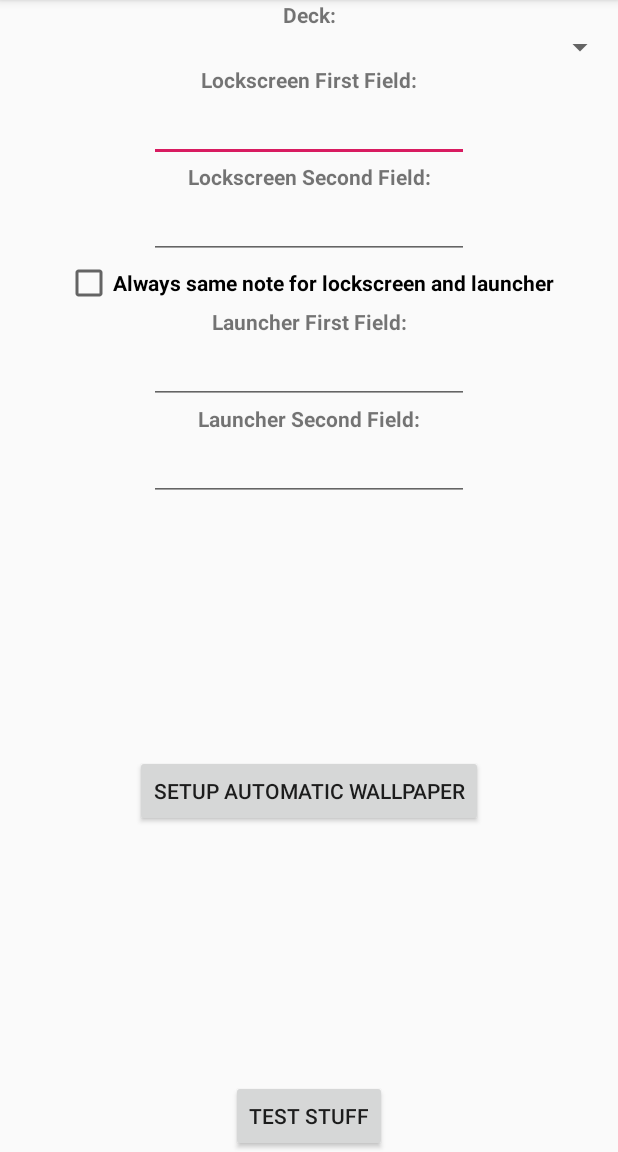
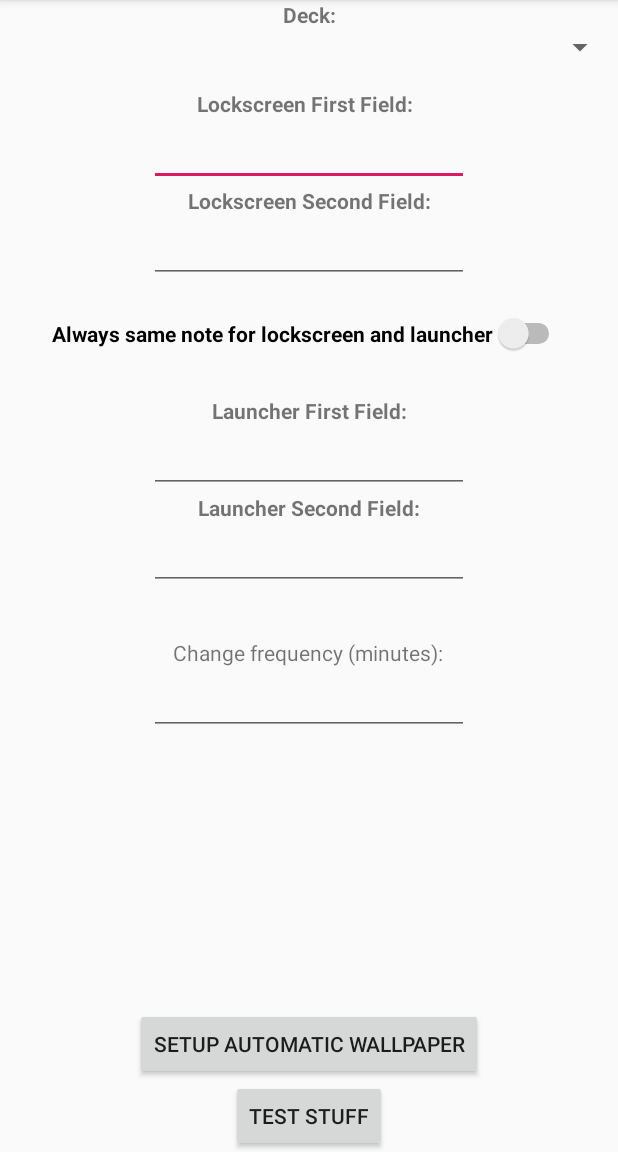
Before and after one commit to evanbattaglia/jide, an Android app: the screen it shows after launch (MainActivity), on a phone screen of 412 x 824 dp, the part 84-1236 px from its top. Run offline under Robolectric (Android 15) with nearby library versions, the phone set to English and light mode, and no system bars; libraries missing offline, so code that uses them is left out: com.ichi2.anki.

Commit message:
wallpaper frequency config

```diff
--- a/app/src/main/res/layout/activity_main.xml
+++ b/app/src/main/res/layout/activity_main.xml
@@ -29,12 +29,13 @@
         android:id="@+id/wallpaper_lockscreen_firstfield_label"
         android:layout_width="wrap_content"
         android:layout_height="wrap_content"
+        android:layout_marginTop="16dp"
         android:text="@string/wallpaper_lockscreen_firstfield"
         android:textStyle="bold"
         app:layout_constraintEnd_toEndOf="parent"
+        app:layout_constraintHorizontal_bias="0.49"
         app:layout_constraintStart_toStartOf="parent"
-        app:layout_constraintTop_toBottomOf="@+id/wallpaper_deck_spinner"
-        tools:layout_editor_absoluteX="63dp" />
+        app:layout_constraintTop_toBottomOf="@+id/wallpaper_deck_spinner" />
 
     <EditText
         android:id="@+id/wallpaper_lockscreen_firstfield"
@@ -69,27 +70,29 @@
         app:layout_constraintTop_toBottomOf="@+id/wallpaper_lockscreen_secondfield_label"
         tools:layout_editor_absoluteX="90dp" />
 
-    <CheckBox
+    <Switch
         android:id="@+id/wallpaper_same_lockscreen_launcher_checkbox"
         android:layout_width="wrap_content"
         android:layout_height="wrap_content"
+        android:layout_marginTop="20dp"
         android:text="@string/wallpaper_same_lockscreen_launcher"
         android:textStyle="bold"
         app:layout_constraintEnd_toEndOf="parent"
+        app:layout_constraintHorizontal_bias="0.493"
         app:layout_constraintStart_toStartOf="parent"
-        app:layout_constraintTop_toBottomOf="@+id/wallpaper_lockscreen_secondfield"
-        tools:layout_editor_absoluteX="146dp" />
+        app:layout_constraintTop_toBottomOf="@+id/wallpaper_lockscreen_secondfield" />
 
     <TextView
         android:id="@+id/wallpaper_launcher_firstfield_label"
         android:layout_width="wrap_content"
         android:layout_height="wrap_content"
+        android:layout_marginTop="28dp"
         android:text="@string/wallpaper_launcher_firstfield"
         android:textStyle="bold"
         app:layout_constraintEnd_toEndOf="parent"
+        app:layout_constraintHorizontal_bias="0.501"
         app:layout_constraintStart_toStartOf="parent"
-        app:layout_constraintTop_toBottomOf="@+id/wallpaper_same_lockscreen_launcher_checkbox"
-        tools:layout_editor_absoluteX="164dp" />
+        app:layout_constraintTop_toBottomOf="@+id/wallpaper_same_lockscreen_launcher_checkbox" />
 
     <EditText
         android:id="@+id/wallpaper_launcher_firstfield"
@@ -118,22 +121,20 @@
         android:layout_width="wrap_content"
         android:layout_height="wrap_content"
         android:ems="10"
-        tools:text="launcher second field"
         app:layout_constraintEnd_toEndOf="parent"
         app:layout_constraintStart_toStartOf="parent"
         app:layout_constraintTop_toBottomOf="@+id/wallpaper_launcher_secondfield_label"
-        tools:layout_editor_absoluteX="73dp" />
+        tools:text="launcher second field" />
 
     <Button
         android:id="@+id/run_button"
         android:layout_width="wrap_content"
         android:layout_height="wrap_content"
         android:text="@string/run_button"
+        app:layout_constraintBottom_toTopOf="@+id/testButton"
         app:layout_constraintEnd_toEndOf="parent"
         app:layout_constraintStart_toStartOf="parent"
-        app:layout_constraintBottom_toTopOf="@+id/testButton"
-        app:layout_constraintTop_toBottomOf="@+id/wallpaper_launcher_secondfield"
-        tools:layout_editor_absoluteX="161dp" />
+        app:layout_constraintTop_toBottomOf="@+id/numberPicker" />
 
     <Button
         android:id="@+id/testButton"
@@ -145,5 +146,28 @@
         app:layout_constraintBottom_toBottomOf="parent"
         tools:layout_editor_absoluteX="168dp" />
 
+    <TextView
+        android:id="@+id/wallpaper_frequency_label"
+        android:layout_width="wrap_content"
+        android:layout_height="wrap_content"
+        android:layout_marginTop="32dp"
+        android:text="@string/wallpaper_frequency"
+        app:layout_constraintEnd_toEndOf="parent"
+        app:layout_constraintHorizontal_bias="0.498"
+        app:layout_constraintStart_toStartOf="parent"
+        app:layout_constraintTop_toBottomOf="@+id/wallpaper_launcher_secondfield"
+        tools:text="Wallpaper Frequency" />
+
+    <EditText
+        android:id="@+id/wallpaper_frequency"
+        android:layout_width="wrap_content"
+        android:layout_height="wrap_content"
+        android:ems="10"
+        android:inputType="number"
+        app:layout_constraintBottom_toTopOf="@+id/run_button"
+        app:layout_constraintEnd_toEndOf="parent"
+        app:layout_constraintStart_toStartOf="parent"
+        app:layout_constraintTop_toBottomOf="@+id/wallpaper_frequency_label"
+        app:layout_constraintVertical_bias="0.0" />
 
 </androidx.constraintlayout.widget.ConstraintLayout>
--- a/app/src/main/res/values/strings.xml
+++ b/app/src/main/res/values/strings.xml
@@ -16,4 +16,9 @@
     <string name="wallpaper_launcher_firstfield">Launcher First Field:</string>
     <string name="wallpaper_launcher_secondfield">Launcher Second Field:</string>
     <string name="wallpaper_same_lockscreen_launcher">Always same note for lockscreen and launcher</string>
+    <string name="wallpaper_frequency">Change frequency (minutes):</string>
+    <string-array name="wallpaper_frequency_units">
+        <item name="hours">Hours</item>
+        <item name="minutes">Minutes</item>
+    </string-array>
 </resources>
```
Also changed, not shown: app/src/main/java/com/instructure/ebattaglia/jide/JideWallpaperPreferences.kt (+11 -4 lines), app/src/main/java/com/instructure/ebattaglia/jide/MainActivity.kt (+10 -8 lines).
